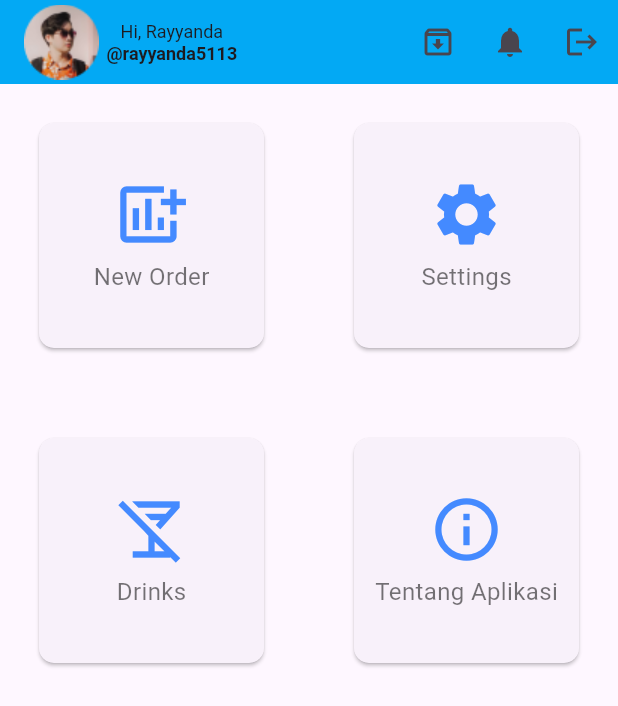
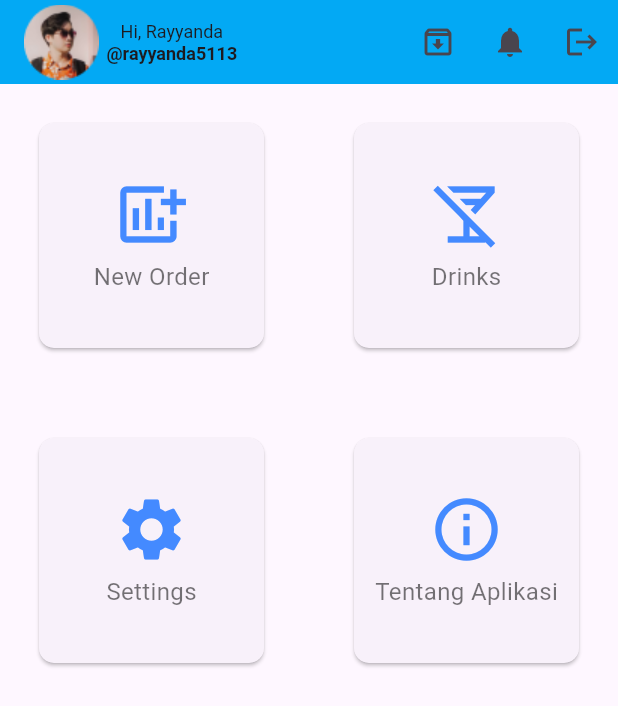
Before and after one commit to rayy-code/flutter_naraseafood_v1, a Flutter app: the screen it shows after launch, on a phone screen of 412 x 824 dp. Shown: the top 706 px of the screen. Run offline on Flutter 3.47's test engine with Material 3 defaults, Android fonts, the phone set to English and light mode, and no system bars; our stand-ins replace sqflite; accounts and stored records are empty.

Commit message:
switch drinks menu button

```diff
--- a/lib/repository/data/app_database.dart
+++ b/lib/repository/data/app_database.dart
@@ -26,7 +26,7 @@ class AppDatabase {
     final path = dbPath + filePath;
 
     // Hapus database lama (opsional, jika diperlukan)
-    //await deleteDatabase(path);
+    await deleteDatabase(path);
     debugPrint("Database Path: $path"); // Cek lokasi database
 
     return await openDatabase(
--- a/lib/views/dashboard.dart
+++ b/lib/views/dashboard.dart
@@ -72,19 +72,19 @@ class _DashboardState extends State<Dashboard>{
             },
             ),
           CardIcon(
+            cardIcon: const Icon(Icons.no_drinks_outlined, size: 50.0, color: Colors.blueAccent,),
+            title: 'Drinks',
+            toDo: (){
+              toDrinkPage();
+            },
+          ),
+          CardIcon(
             cardIcon: const Icon(Icons.settings, size: 50.0, color: Colors.blueAccent,),
             title: 'Settings',
             toDo: (){
 
             },
             ),
-          CardIcon(
-            cardIcon: const Icon(Icons.no_drinks_outlined, size: 50.0, color: Colors.blueAccent,),
-            title: 'Drinks',
-            toDo: (){
-              toDrinkPage();
-            },
-          ),
           CardIcon(
             cardIcon: const Icon(Icons.info_outline, size: 50.0, color: Colors.blueAccent,),
             title: 'Tentang Aplikasi',
```
